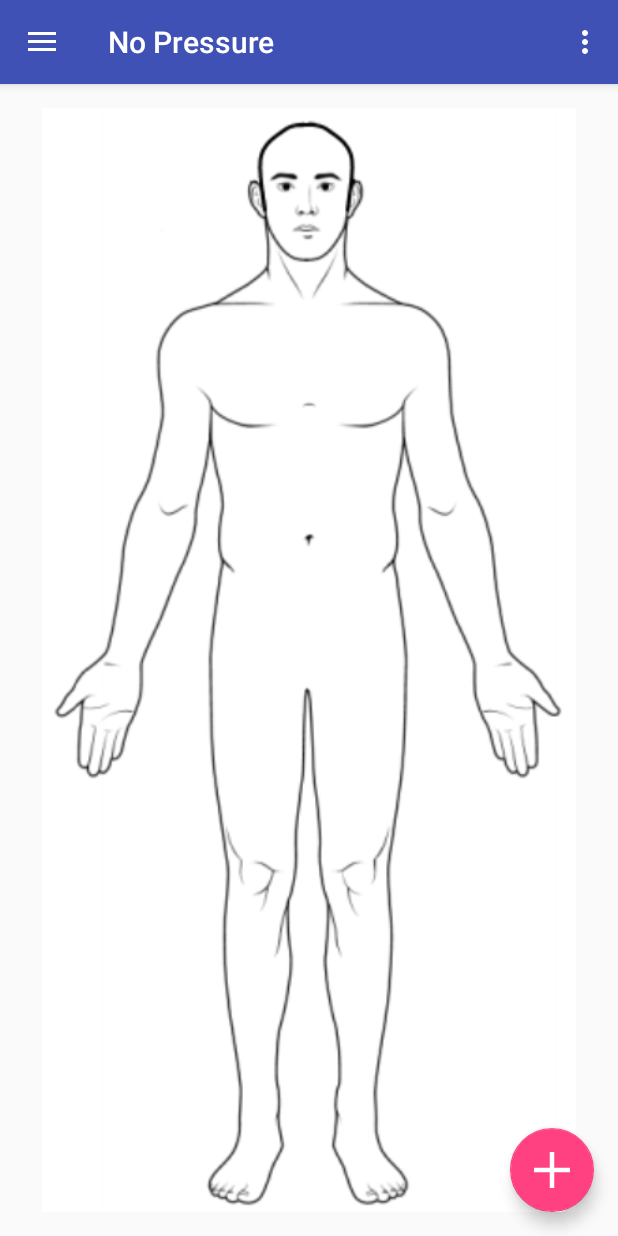
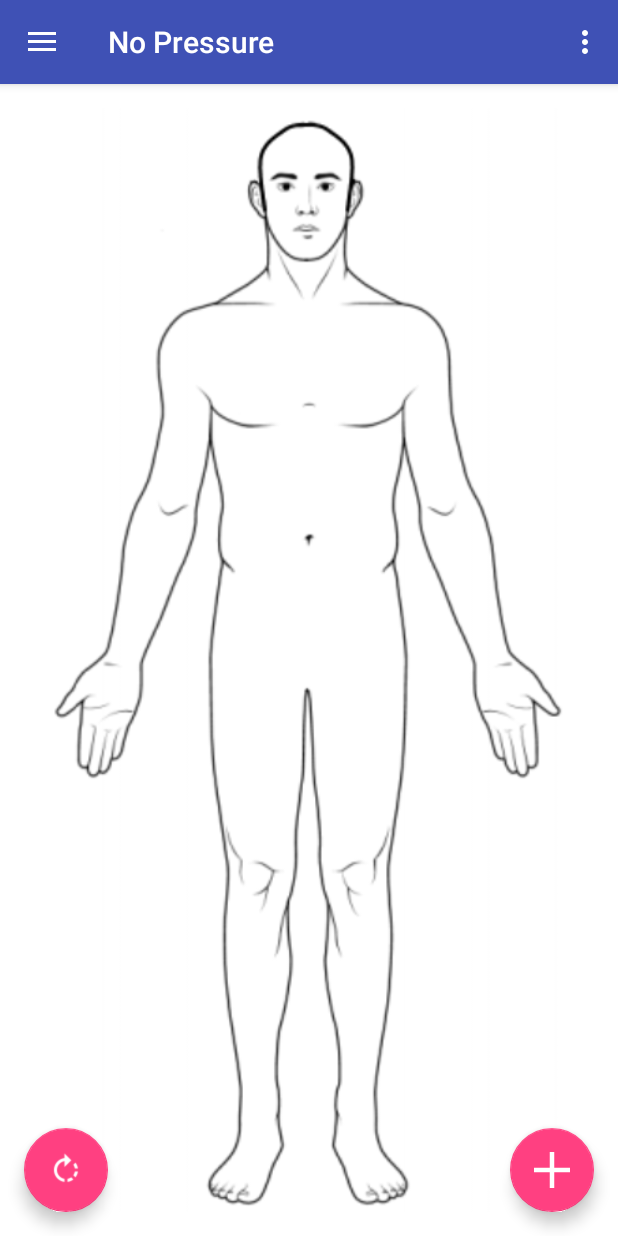
Before and after one commit to michechuang/no-pressure, an Android app: the screen it shows after launch (MainActivity), on a phone screen of 412 x 824 dp. Run offline under Robolectric (Android 15) with nearby library versions, the phone set to English and light mode, and no system bars.

Commit message:
Flipping person and add button

```diff
--- a/app/NoPressure/app/src/main/java/com/hatchinghealth/nopressure/MainActivity.java
+++ b/app/NoPressure/app/src/main/java/com/hatchinghealth/nopressure/MainActivity.java
@@ -2,7 +2,7 @@ package com.hatchinghealth.nopressure;
 
 import android.os.Bundle;
 import android.support.design.widget.FloatingActionButton;
-import android.support.design.widget.Snackbar;
+import android.support.v4.app.DialogFragment;
 import android.view.View;
 import android.support.design.widget.NavigationView;
 import android.support.v4.view.GravityCompat;
@@ -12,9 +12,12 @@ import android.support.v7.app.AppCompatActivity;
 import android.support.v7.widget.Toolbar;
 import android.view.Menu;
 import android.view.MenuItem;
+import android.widget.ImageView;
 
 public class MainActivity extends AppCompatActivity
         implements NavigationView.OnNavigationItemSelectedListener {
+
+    private boolean showingFront = true;
 
     @Override
     protected void onCreate(Bundle savedInstanceState) {
@@ -23,12 +26,28 @@ public class MainActivity extends AppCompatActivity
         Toolbar toolbar = (Toolbar) findViewById(R.id.toolbar);
         setSupportActionBar(toolbar);
 
-        FloatingActionButton fab = (FloatingActionButton) findViewById(R.id.fab);
+        FloatingActionButton fab = (FloatingActionButton) findViewById(R.id.add_fab);
         fab.setOnClickListener(new View.OnClickListener() {
             @Override
             public void onClick(View view) {
-                Snackbar.make(view, "Replace with your own action", Snackbar.LENGTH_LONG)
-                        .setAction("Action", null).show();
+                DialogFragment wearableFragment = new AddWearableDialogFragment();
+                wearableFragment.show(getSupportFragmentManager(), "wearable");
+            }
+        });
+
+        fab = (FloatingActionButton) findViewById(R.id.flip_fab);
+        fab.setOnClickListener(new View.OnClickListener() {
+            @Override
+            public void onClick(View view) {
+                ImageView imageView = (ImageView) findViewById(R.id.image_body);
+
+                if (showingFront) {
+                    imageView.setImageResource(R.drawable.body_back);
+                } else {
+                    imageView.setImageResource(R.drawable.body_front);
+                }
+
+                showingFront = !showingFront;
             }
         });
 
--- /dev/null
+++ b/app/NoPressure/app/src/main/res/layout/add_wearable.xml
@@ -0,0 +1,6 @@
+<?xml version="1.0" encoding="utf-8"?>
+<LinearLayout xmlns:android="http://schemas.android.com/apk/res/android"
+    android:orientation="vertical" android:layout_width="match_parent"
+    android:layout_height="match_parent">
+
+</LinearLayout>
--- a/app/NoPressure/app/src/main/res/layout/app_bar_main.xml
+++ b/app/NoPressure/app/src/main/res/layout/app_bar_main.xml
@@ -24,11 +24,19 @@
     <include layout="@layout/content_main" />
 
     <android.support.design.widget.FloatingActionButton
-        android:id="@+id/fab"
+        android:id="@+id/add_fab"
         android:layout_width="wrap_content"
         android:layout_height="wrap_content"
         android:layout_gravity="bottom|end"
         android:layout_margin="@dimen/fab_margin"
         android:src="@drawable/ic_plus_sign" />
 
+    <android.support.design.widget.FloatingActionButton
+        android:id="@+id/flip_fab"
+        android:layout_width="wrap_content"
+        android:layout_height="wrap_content"
+        android:layout_gravity="bottom|start"
+        android:layout_margin="@dimen/fab_margin"
+        android:src="@drawable/ic_rotate_right" />
+
 </android.support.design.widget.CoordinatorLayout>
--- a/app/NoPressure/app/src/main/res/layout/content_main.xml
+++ b/app/NoPressure/app/src/main/res/layout/content_main.xml
@@ -10,10 +10,11 @@
     android:paddingTop="@dimen/activity_vertical_margin"
     app:layout_behavior="@string/appbar_scrolling_view_behavior"
     tools:context="com.hatchinghealth.nopressure.MainActivity"
-    tools:showIn="@layout/app_bar_main">
+    tools:showIn="@layout/app_bar_main"
+    android:background="@color/white">
 
     <ImageView
-        android:id="@+id/image"
+        android:id="@+id/image_body"
         android:layout_width="match_parent"
         android:layout_height="match_parent"
         android:scaleType="fitCenter"
--- a/app/NoPressure/app/src/main/res/values/colors.xml
+++ b/app/NoPressure/app/src/main/res/values/colors.xml
@@ -3,4 +3,5 @@
     <color name="colorPrimary">#3F51B5</color>
     <color name="colorPrimaryDark">#303F9F</color>
     <color name="colorAccent">#FF4081</color>
+    <color name="white">#FFFFFF</color>
 </resources>
--- a/app/NoPressure/app/src/main/res/values/strings.xml
+++ b/app/NoPressure/app/src/main/res/values/strings.xml
@@ -5,4 +5,8 @@
 
     <string name="navigation_drawer_open">Open navigation drawer</string>
     <string name="navigation_drawer_close">Close navigation drawer</string>
+
+    <string name="wearables">Wearables</string>
+    <string name="add_wearable">Add</string>
+    <string name="cancel_wearable">Cancel</string>
 </resources>
```
Also changed, not shown: app/NoPressure/app/src/main/java/com/hatchinghealth/nopressure/AddWearableDialogFragment.java (added, +30 -0 lines), app/NoPressure/app/src/main/res/drawable/body_back.png (added), app/NoPressure/app/src/main/res/drawable/ic_rotate_right.png (added).
